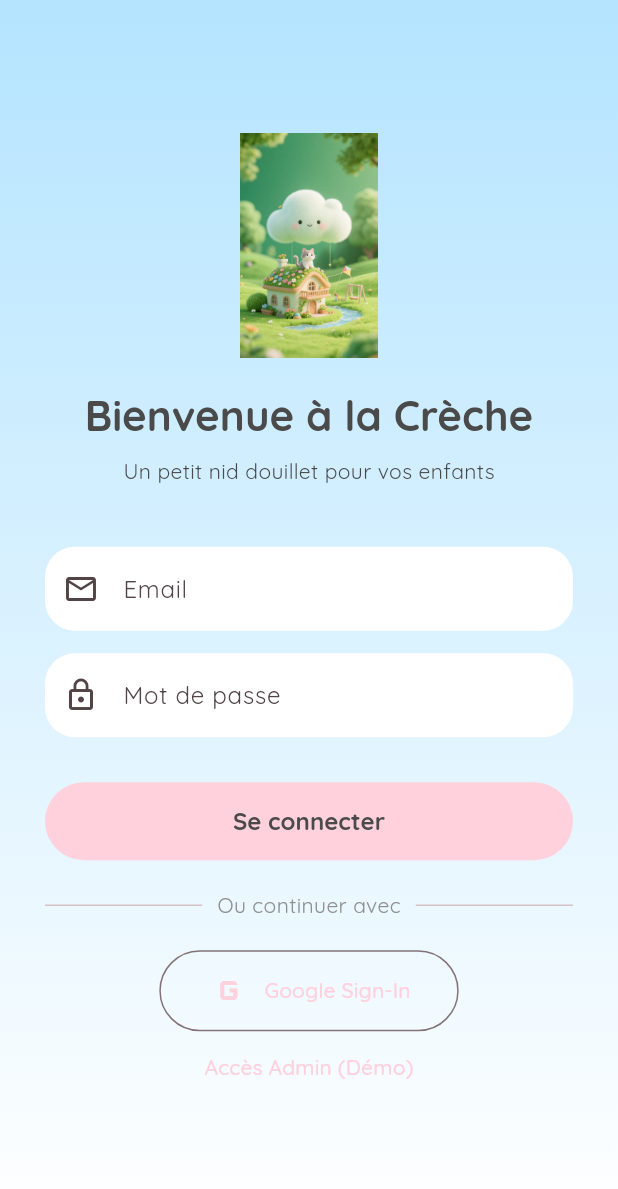
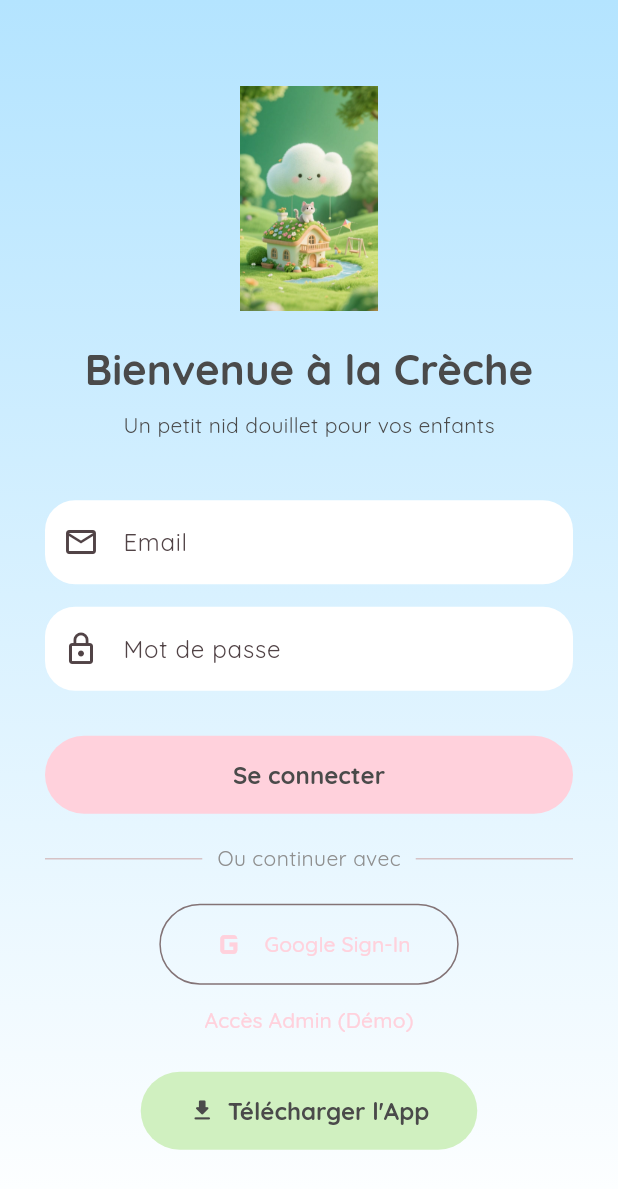
Before and after one commit to Connacri/CRECHE, a Flutter app: the screen it shows after launch, on a phone screen of 412 x 824 dp. Shown: the top 1189 px of the screen. Run offline on Flutter 3.47's test engine with Material 3 defaults, Android fonts, the phone set to English and light mode, and no system bars; our stand-ins replace go_router, google_fonts; accounts and stored records are empty.

Commit message:
chore: increment version to 1.1.0+2 and add download buttons to README and Web UI

```diff
--- a/lib/screens/login_screen.dart
+++ b/lib/screens/login_screen.dart
@@ -107,6 +107,16 @@ class _LoginScreenState extends State<LoginScreen> {
                   onPressed: () => _emailController.text = 'admin@creche.com', // Demo shortcut
                   child: const Text('Accès Admin (Démo)'),
                 ),
+                const SizedBox(height: 10),
+                ElevatedButton.icon(
+                  onPressed: () {}, // Link to APK download in real app
+                  icon: const Icon(Icons.download_rounded),
+                  label: const Text('Télécharger l\'App'),
+                  style: ElevatedButton.styleFrom(
+                    backgroundColor: AppColors.softGreen,
+                    foregroundColor: AppColors.textMain,
+                  ),
+                ),
               ],
             ),
           ),
--- a/pubspec.yaml
+++ b/pubspec.yaml
@@ -16,7 +16,7 @@ publish_to: 'none' # Remove this line if you wish to publish to pub.dev
 # https://developer.apple.com/library/archive/documentation/General/Reference/InfoPlistKeyReference/Articles/CoreFoundationKeys.html
 # In Windows, build-name is used as the major, minor, and patch parts
 # of the product and file versions while build-number is used as the build suffix.
-version: 1.0.0+1
+version: 1.1.0+2
 
 environment:
   sdk: ^3.11.0
```
Also changed, not shown: 1 other file.
